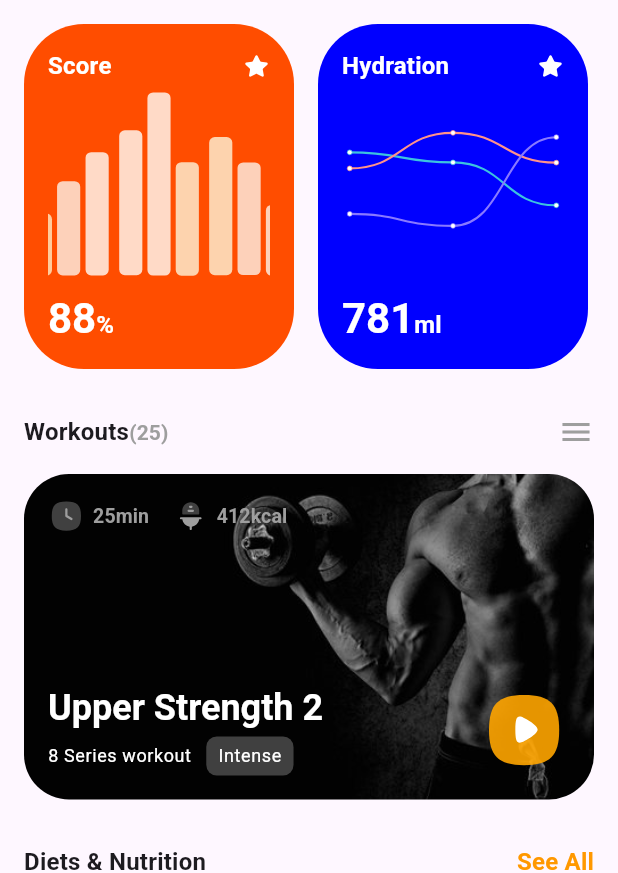
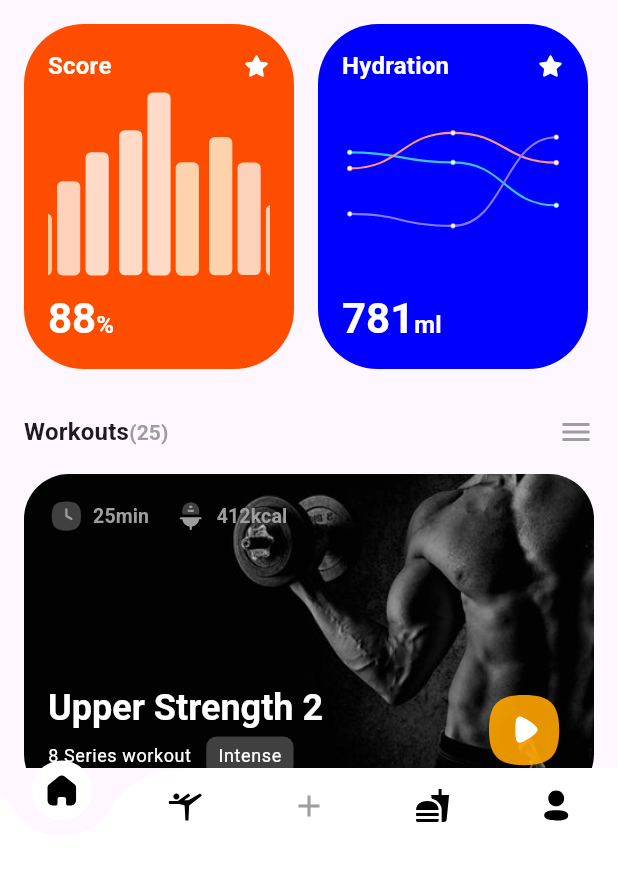
Before and after one commit to akwa-peter/fitness, a Flutter app: the screen it shows after launch, on a phone screen of 412 x 824 dp, the part 363-1236 px from its top. Run offline on Flutter 3.47's test engine with Material 3 defaults, Android fonts, the phone set to English and light mode, and no system bars; drawn by our look-alikes of curved_labeled_navigation_bar; our stand-ins replace flutter_riverpod, flutter_svg, freezed_annotation, riverpod_annotation; generated files the repository leaves out were written again.

```diff
--- a/lib/app/fitness.dart
+++ b/lib/app/fitness.dart
@@ -1,4 +1,5 @@
 import 'package:fitness/features/home/home.dart';
+import 'package:fitness/features/tabbed_home/tabbed_home.dart';
 import 'package:fitness/utilities/color_pallet.dart';
 import 'package:fitness/utilities/strings.dart';
 import 'package:flutter/material.dart';
@@ -52,7 +53,7 @@ class Fitness extends StatelessWidget {
           dividerColor: Colors.transparent,
         ),
       ),
-      home: Home(),
+      home: TabbedHome(),
     );
   }
 }
--- a/lib/features/home/home.dart
+++ b/lib/features/home/home.dart
@@ -23,14 +23,19 @@ class _HomeState extends ConsumerState<Home>
     with SingleTickerProviderStateMixin {
   TabController? _activitiesTabController;
 
+  int _selectedIndex = 0;
+
+  void _onItemTapped(int index) {
+    setState(() {
+      _selectedIndex = index;
+    });
+  }
+
   @override
   void initState() {
     _activitiesTabController = TabController(length: 5, vsync: this);
     _activitiesTabController?.addListener(() {
       setState(() {});
-    });
-    WidgetsBinding.instance.addPostFrameCallback((callback) {
-      ref.read(getMetricsProvider.notifier).getMetrics();
     });
     super.initState();
   }
@@ -40,6 +45,7 @@ class _HomeState extends ConsumerState<Home>
     var metricsState = ref.watch(getMetricsProvider);
 
     return Scaffold(
+      floatingActionButtonLocation: FloatingActionButtonLocation.centerDocked,
       body: Column(
         children: [
           Container(
--- a/lib/features/home/providers/metrics_provider/metrics_provider.dart
+++ b/lib/features/home/providers/metrics_provider/metrics_provider.dart
@@ -6,7 +6,7 @@ import 'package:riverpod_annotation/riverpod_annotation.dart';
 
 part 'metrics_provider.g.dart';
 
-@riverpod
+@Riverpod(keepAlive: true)
 class GetMetrics extends _$GetMetrics {
   AsyncValue<List<Metrics>> build() {
     return const AsyncLoading();
--- /dev/null
+++ b/lib/features/tabbed_home/tab_index_view.dart
@@ -0,0 +1,32 @@
+import 'package:fitness/features/food/food.dart';
+import 'package:fitness/features/gym/gym.dart';
+import 'package:fitness/features/home/home.dart';
+import 'package:fitness/features/profile/profile.dart';
+import 'package:flutter/material.dart';
+
+class GetIndexView extends StatelessWidget {
+  final int? index;
+
+  const GetIndexView({
+    Key? key,
+    this.index,
+  }) : super(key: key);
+
+  @override
+  Widget build(BuildContext context) {
+    switch (index) {
+      case 0:
+        return const Home();
+      case 1:
+        return Gym();
+      case 2:
+        return Container();
+      case 3:
+        return const Food();
+      case 4:
+        return const Profile();
+      default:
+        return const Home();
+    }
+  }
+}
--- /dev/null
+++ b/lib/features/tabbed_home/tabbed_home.dart
@@ -0,0 +1,66 @@
+import 'package:curved_labeled_navigation_bar/curved_navigation_bar.dart';
+import 'package:curved_labeled_navigation_bar/curved_navigation_bar_item.dart';
+import 'package:fitness/features/home/providers/metrics_provider/metrics_provider.dart';
+import 'package:fitness/features/tabbed_home/providers/tab_index_tracker.dart';
+import 'package:fitness/features/tabbed_home/tab_index_view.dart';
+import 'package:fitness/utilities/color_pallet.dart';
+import 'package:flutter/material.dart';
+import 'package:flutter_riverpod/flutter_riverpod.dart';
+import 'package:flutter_svg/flutter_svg.dart';
+
+class TabbedHome extends ConsumerStatefulWidget {
+  const TabbedHome({super.key});
+
+  @override
+  ConsumerState<TabbedHome> createState() => _TabbedHomeState();
+}
+
+class _TabbedHomeState extends ConsumerState<TabbedHome> {
+
+  @override
+  void initState() {
+    WidgetsBinding.instance.addPostFrameCallback((callback) {
+      ref.read(getMetricsProvider.notifier).getMetrics();
+    });
+    super.initState();
+  }
+
+  @override
+  Widget build(BuildContext context) {
+    var indexTracker = ref.watch(tabIndexTrackerProvider);
+
+    return Scaffold(
+      body: GetIndexView(
+        index: indexTracker,
+      ),
+      bottomNavigationBar: CurvedNavigationBar (
+        backgroundColor: Palette.transparent,
+        items: [
+          CurvedNavigationBarItem(
+            child: SvgPicture.asset("assets/svgs/Home.svg"),
+            // label: 'Home',
+          ),
+          CurvedNavigationBarItem(
+            child: SvgPicture.asset("assets/svgs/Gymnastics.svg"),
+            // label: 'Search',
+          ),
+          CurvedNavigationBarItem(
+            child: Icon(Icons.add),
+            // label: 'Add',
+          ),
+          CurvedNavigationBarItem(
+            child: SvgPicture.asset("assets/svgs/Fastfood.svg"),
+            // label: 'Feed',
+          ),
+          CurvedNavigationBarItem(
+            child: SvgPicture.asset("assets/svgs/Profile.svg"),
+            // label: 'Personal',
+          ),
+        ],
+        onTap: (index) {
+          ref.read(tabIndexTrackerProvider.notifier).setIndex(value: index);
+        },
+      ),
+    );
+  }
+}
--- a/lib/utilities/color_pallet.dart
+++ b/lib/utilities/color_pallet.dart
@@ -1,6 +1,7 @@
 import 'package:flutter/material.dart';
 
 class Palette {
+  static const transparent = Colors.transparent;
   static const white = Colors.white;
   static const black = Colors.black;
   static const grey = Colors.grey;
--- a/pubspec.yaml
+++ b/pubspec.yaml
@@ -40,6 +40,8 @@ dependencies:
   intl: ^0.20.2
   flutter_svg: ^2.2.1
   json_annotation: ^4.9.0
+#  curved_navigation_bar: ^1.0.6
+  curved_labeled_navigation_bar: ^2.0.6
 
 dev_dependencies:
   flutter_test:
@@ -72,7 +74,6 @@ flutter:
   # To add assets to your application, add an assets section, like this:
   assets:
     - assets/jpgs/
-    - assets/pngs/
     - assets/svgs/
     - assets/mock_responses/
 
```
Also changed, not shown: lib/features/food/food.dart (added, +14 -0 lines), lib/features/gym/gym.dart (added, +19 -0 lines), lib/features/profile/profile.dart (added, +19 -0 lines), lib/features/tabbed_home/providers/tab_index_tracker.dart (added, +19 -0 lines), assets/svgs/Fastfood.svg (added), assets/svgs/Gymnastics.svg (added), assets/svgs/Home.svg (added), assets/svgs/Profile.svg (added), lib/features/home/providers/metrics_provider/metrics_provider.g.dart, lib/features/tabbed_home/providers/tab_index_tracker.g.dart (added), pubspec.lock, 1 other file.
